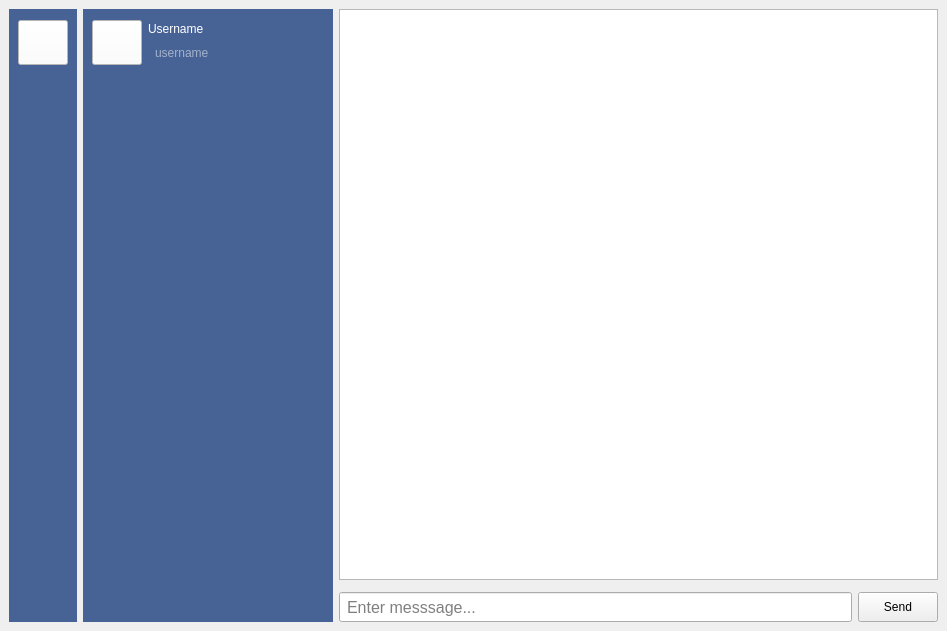
First picture: the form in ui_files/main_window.ui, repository Diamondman51/telegram, before the edit.
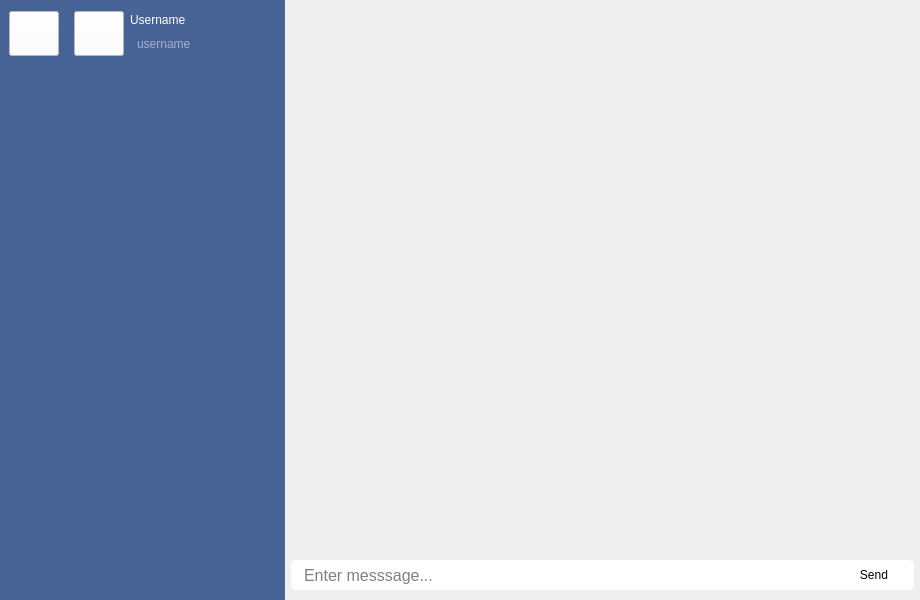
Second picture: the form after the edit. Icons and pictures are not drawn.

Diff of the .ui file:
```diff
--- a/ui_files/main_window.ui
+++ b/ui_files/main_window.ui
@@ -6,8 +6,8 @@
    <rect>
     <x>0</x>
     <y>0</y>
-    <width>947</width>
-    <height>631</height>
+    <width>920</width>
+    <height>600</height>
    </rect>
   </property>
   <property name="windowTitle">
@@ -15,72 +15,126 @@
   </property>
   <layout class="QGridLayout" name="gridLayout_2">
    <property name="leftMargin">
-    <number>9</number>
+    <number>0</number>
    </property>
    <property name="topMargin">
-    <number>9</number>
+    <number>0</number>
    </property>
    <property name="rightMargin">
-    <number>9</number>
+    <number>0</number>
    </property>
    <property name="bottomMargin">
-    <number>9</number>
+    <number>0</number>
    </property>
-   <item row="2" column="2">
-    <widget class="QLineEdit" name="message_lineEdit">
-     <property name="minimumSize">
-      <size>
-       <width>0</width>
-       <height>30</height>
-      </size>
-     </property>
-     <property name="font">
-      <font>
-       <pointsize>12</pointsize>
-      </font>
-     </property>
-     <property name="styleSheet">
-      <string notr="true">padding:  0 0 0 5;</string>
-     </property>
-     <property name="placeholderText">
-      <string>Enter messsage...</string>
-     </property>
-    </widget>
-   </item>
-   <item row="2" column="3">
-    <widget class="QPushButton" name="btn_send_message">
-     <property name="minimumSize">
-      <size>
-       <width>0</width>
-       <height>30</height>
-      </size>
-     </property>
-     <property name="text">
-      <string>Send</string>
-     </property>
-    </widget>
-   </item>
+   <property name="spacing">
+    <number>0</number>
+   </property>
    <item row="0" column="2" colspan="2">
     <widget class="QStackedWidget" name="stackedWidget">
      <widget class="QWidget" name="page">
+      <property name="styleSheet">
+       <string notr="true">#page {
+border-image: url(':tg_bg_img_2');
+background-repeat:no-repeat;
+background-position: center;
+}</string>
+      </property>
       <layout class="QVBoxLayout" name="verticalLayout_2">
        <property name="spacing">
-        <number>6</number>
+        <number>0</number>
        </property>
        <property name="leftMargin">
-        <number>0</number>
+        <number>6</number>
        </property>
        <property name="topMargin">
         <number>0</number>
        </property>
        <property name="rightMargin">
-        <number>0</number>
+        <number>6</number>
        </property>
        <property name="bottomMargin">
-        <number>0</number>
+        <number>10</number>
        </property>
        <item>
-        <widget class="QListWidget" name="listWidget_for_messages"/>
+        <widget class="QListWidget" name="listWidget_for_messages">
+         <property name="styleSheet">
+          <string notr="true">background-color: rgba(255, 255, 255, 0);
+border:none</string>
+         </property>
+         <property name="verticalScrollMode">
+          <enum>QAbstractItemView::ScrollPerPixel</enum>
+         </property>
+        </widget>
+       </item>
+       <item>
+        <widget class="QWidget" name="widget_3" native="true">
+         <property name="styleSheet">
+          <string notr="true">background-color: rgb(255, 255, 255);
+border:none;
+border-radius: 5;</string>
+         </property>
+         <layout class="QHBoxLayout" name="horizontalLayout">
+          <property name="spacing">
+           <number>0</number>
+          </property>
+          <property name="leftMargin">
+           <number>6</number>
+          </property>
+          <property name="topMargin">
+           <number>0</number>
+          </property>
+          <property name="rightMargin">
+           <number>15</number>
+          </property>
+          <property name="bottomMargin">
+           <number>0</number>
+          </property>
+          <item>
+           <widget class="QLineEdit" name="message_lineEdit">
+            <property name="minimumSize">
+             <size>
+              <width>0</width>
+              <height>30</height>
+             </size>
+            </property>
+            <property name="font">
+             <font>
+              <pointsize>12</pointsize>
+             </font>
+            </property>
+            <property name="styleSheet">
+             <string notr="true">padding:  0 0 0 5;</string>
+            </property>
+            <property name="placeholderText">
+             <string>Enter messsage...</string>
+            </property>
+           </widget>
+          </item>
+          <item>
+           <widget class="QPushButton" name="btn_send_message">
+            <property name="minimumSize">
+             <size>
+              <width>50</width>
+              <height>22</height>
+             </size>
+            </property>
+            <property name="styleSheet">
+             <string notr="true">#btn_send_message:pressed {
+	margin: 1 0 0 1
+}
+
+#btn_send_message:hover {
+	border: 1 solid rgb(105, 183, 255);
+	border-radius: 5;
+}</string>
+            </property>
+            <property name="text">
+             <string>Send</string>
+            </property>
+           </widget>
+          </item>
+         </layout>
+        </widget>
        </item>
       </layout>
      </widget>
@@ -91,7 +145,7 @@
     <widget class="QWidget" name="widget_2" native="true">
      <property name="maximumSize">
       <size>
-       <width>250</width>
+       <width>220</width>
        <height>16777215</height>
       </size>
      </property>
@@ -184,6 +238,12 @@
    </item>
    <item row="0" column="0" rowspan="3">
     <widget class="QWidget" name="widget" native="true">
+     <property name="maximumSize">
+      <size>
+       <width>65</width>
+       <height>16777215</height>
+      </size>
+     </property>
      <property name="styleSheet">
       <string notr="true">background-color: rgb(71, 99, 150);
 </string>
```
Left out of the diff: 70 changed lines with no effect on the pictures.
